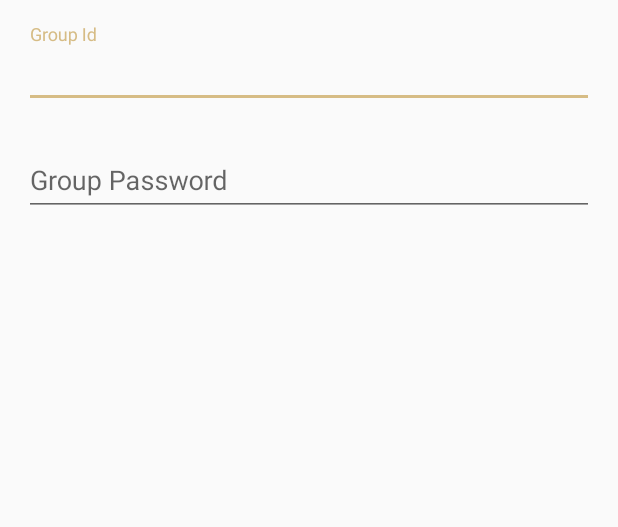
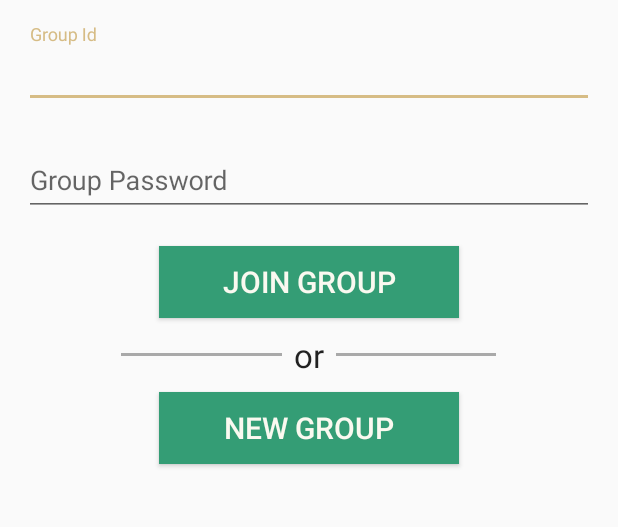
Before and after one commit to fuyutsukikaru/Apartmates, an Android app: the layout join_group.xml on its own in the app's theme, with its tools: preview values and no code run, on a phone screen of 412 x 824 dp, the part 195-722 px from its top. Run offline under Robolectric (Android 15) with nearby library versions, the phone set to English and light mode, and no system bars.

Commit message:
Added Join Group Page

```diff
--- a/app/src/main/res/layout/join_group.xml
+++ b/app/src/main/res/layout/join_group.xml
@@ -1,7 +1,8 @@
 <?xml version="1.0" encoding="utf-8"?>
 <LinearLayout xmlns:android="http://schemas.android.com/apk/res/android"
     android:orientation="vertical" android:layout_width="match_parent"
-    android:layout_height="match_parent">
+    android:layout_height="match_parent"
+    >
 
     <ImageView
         android:layout_width="fill_parent"
@@ -38,4 +39,61 @@
             android:hint="Group Password" />
 
     </android.support.design.widget.TextInputLayout>
+
+    <Button
+        android:layout_width="200dp"
+        android:layout_height="wrap_content"
+        android:text="Join Group"
+        android:id="@+id/join"
+        android:textColor="@color/colorButtonText"
+        android:background="@drawable/selector"
+        android:textSize="20sp"
+        android:layout_marginTop="20dp"
+        android:layout_gravity="center_horizontal" />
+
+    <LinearLayout
+        android:orientation="horizontal"
+        android:layout_width="250dp"
+        android:layout_height="wrap_content"
+        android:layout_gravity="center_horizontal">
+
+        <LinearLayout
+            android:orientation="horizontal"
+            android:layout_width="match_parent"
+            android:layout_height="2dp"
+            android:layout_weight="1"
+            android:background="#a9a9a9"
+            android:layout_gravity="center_vertical"></LinearLayout>
+
+        <TextView
+            android:layout_width="match_parent"
+            android:layout_height="wrap_content"
+            android:textAppearance="?android:attr/textAppearanceLarge"
+            android:text="or"
+            android:id="@+id/textView"
+            android:paddingTop="10dp"
+            android:paddingBottom="10dp"
+            android:gravity="center_horizontal"
+            android:layout_gravity="center_horizontal"
+            android:layout_weight="1.5" />
+
+        <LinearLayout
+            android:orientation="horizontal"
+            android:layout_width="match_parent"
+            android:layout_height="2dp"
+            android:layout_weight="1"
+            android:background="#a9a9a9"
+            android:layout_gravity="center_vertical"></LinearLayout>
+    </LinearLayout>
+
+    <Button
+        android:layout_width="200dp"
+        android:layout_height="wrap_content"
+        android:text="New Group"
+        android:id="@+id/newGroup"
+        android:textColor="@color/colorButtonText"
+        android:background="@drawable/selector"
+        android:textSize="20sp"
+        android:layout_gravity="center_horizontal"/>
+
 </LinearLayout>
```
